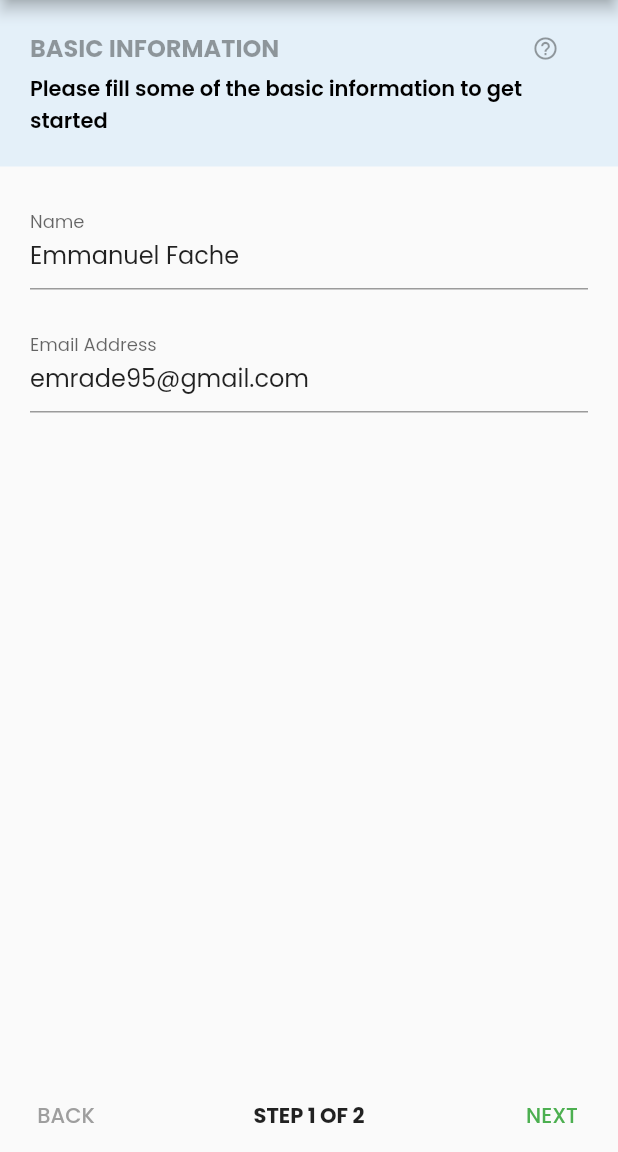
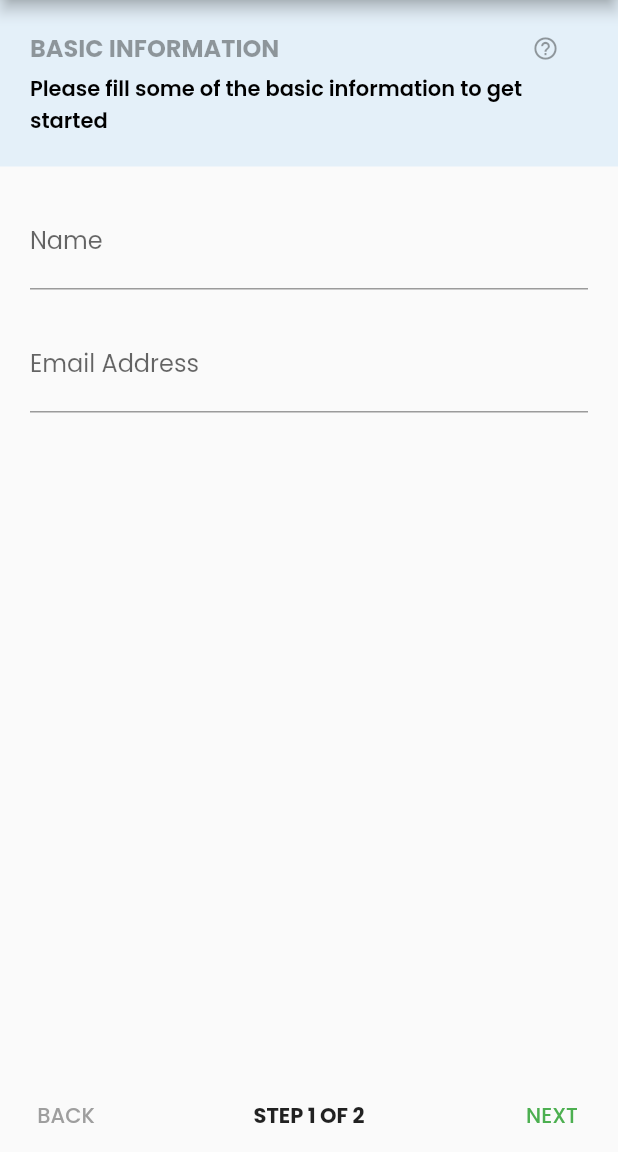
Before and after one commit to emrade/flutter-cool-stepper, a Flutter app: the screen it shows after launch, on a phone screen of 412 x 824 dp, the part 84-1236 px from its top. Run offline on Flutter 3.47's test engine with Material 2 defaults, Android fonts, the phone set to English and light mode, and no system bars; our stand-ins replace google_fonts.

```diff
--- a/example/lib/main.dart
+++ b/example/lib/main.dart
@@ -35,12 +35,8 @@ class MyHomePage extends StatefulWidget {
 class _MyHomePageState extends State<MyHomePage> {
   final _formKey = GlobalKey<FormState>();
   String selectedRole = "Writer";
-  TextEditingController _nameCtrl = TextEditingController(
-    text: "Emmanuel Fache",
-  );
-  TextEditingController _emailCtrl = TextEditingController(
-    text: "emrade95@gmail.com",
-  );
+  TextEditingController _nameCtrl = TextEditingController();
+  TextEditingController _emailCtrl = TextEditingController();
 
   @override
   Widget build(BuildContext context) {
@@ -60,7 +56,8 @@ class _MyHomePageState extends State<MyHomePage> {
                   }
                   return null;
                 },
-                  controller: _nameCtrl),
+                controller: _nameCtrl,
+              ),
               _buildTextField(
                 labelText: "Email Address",
                 validator: (value) {
@@ -153,7 +150,6 @@ class _MyHomePageState extends State<MyHomePage> {
             width: 0,
           ),
           borderRadius: BorderRadius.circular(8.0),
-
         ),
         child: RadioListTile(
           value: name,
--- a/lib/src/models/cool_step.dart
+++ b/lib/src/models/cool_step.dart
@@ -10,6 +10,6 @@ class CoolStep {
     @required this.title,
     @required this.subtitle,
     @required this.content,
-    @required this.validation
+    @required this.validation,
   });
 }
--- a/pubspec.yaml
+++ b/pubspec.yaml
@@ -1,8 +1,7 @@
 name: cool_stepper
-description: A new Flutter package project.
+description: CoolStepper is a widget that displays a step by step sequence of operations. it could be helpful for a form wizard or onboarding.
 version: 0.0.1
-author:
-homepage:
+homepage: https://github.com/emrade/flutter-cool-stepper.git
 
 environment:
   sdk: ">=2.7.0 <3.0.0"
```
Also changed, not shown: lib/cool_stepper.dart (line endings or trailing spaces), 3 other files. Lines whose indentation alone changed are shown as unchanged.
